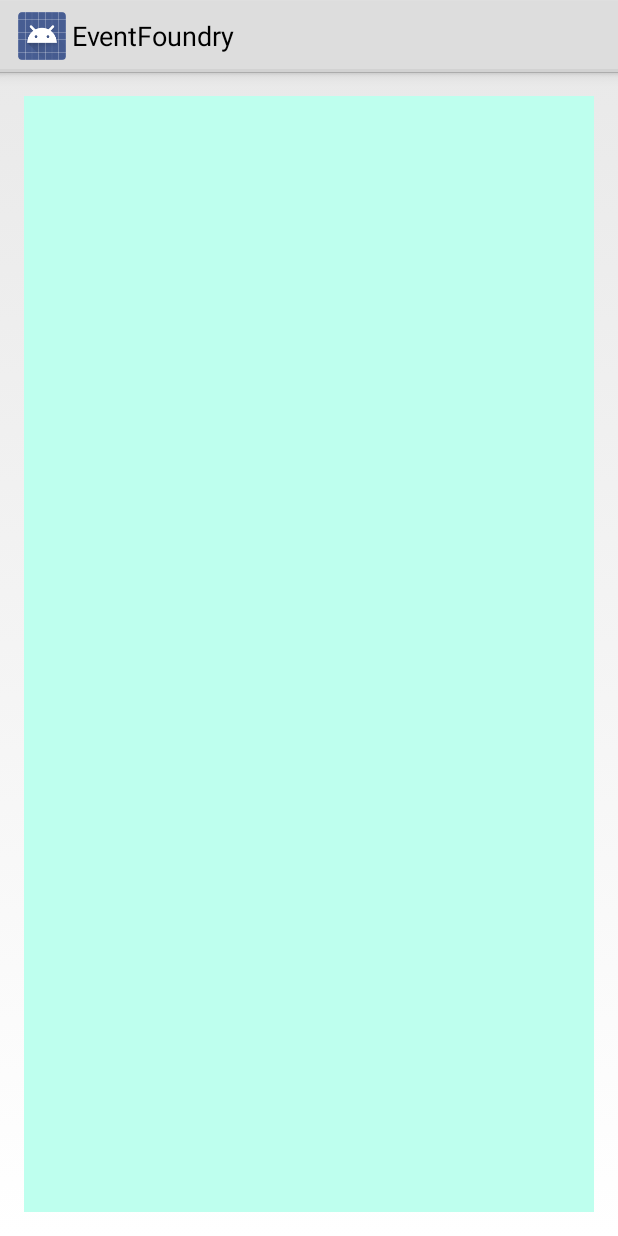
After one commit to Kingram91/SENIOR_PROJECT, an Android app: the layout activity_search_results.xml on its own in the app's theme, with its tools: preview values and no code run, on a phone screen of 412 x 824 dp. The commit adds this screen. Run offline under Robolectric (Android 15) with nearby library versions, the phone set to English and light mode, and no system bars.

Commit message:
Added a the search interface

```diff
--- /dev/null
+++ b/EventFoundryAndroid/EventFoundry/app/src/main/res/layout/activity_search_results.xml
@@ -0,0 +1,16 @@
+<RelativeLayout xmlns:android="http://schemas.android.com/apk/res/android"
+    xmlns:tools="http://schemas.android.com/tools"
+    android:layout_width="match_parent"
+    android:layout_height="match_parent"
+    android:paddingLeft="@dimen/activity_horizontal_margin"
+    android:paddingRight="@dimen/activity_horizontal_margin"
+    android:paddingTop="@dimen/activity_vertical_margin"
+    android:paddingBottom="@dimen/activity_vertical_margin"
+    tools:context="com.seniorproject.eventfoundry.eventfoundry.SearchResultsActivity">
+
+    <TextView
+        android:layout_width="match_parent"
+        android:layout_height="match_parent"
+        android:background="#ffbeffee" />
+
+</RelativeLayout>
--- a/EventFoundryAndroid/EventFoundry/app/src/main/res/menu/my_main.xml
+++ b/EventFoundryAndroid/EventFoundry/app/src/main/res/menu/my_main.xml
@@ -4,7 +4,8 @@
     <item android:id="@+id/action_search"
         android:icon="@drawable/ic_action_search"
         android:title="@string/action_search"
-        android:showAsAction="always" />
+        android:showAsAction="collapseActionView|ifRoom"
+        android:actionViewClass="android.widget.SearchView"/>
     <item android:id="@+id/action_settings"
         android:title="@string/action_settings"
         android:icon="@drawable/ic_action_settings"
--- a/EventFoundryAndroid/EventFoundry/app/src/main/res/values/strings.xml
+++ b/EventFoundryAndroid/EventFoundry/app/src/main/res/values/strings.xml
@@ -11,5 +11,7 @@
     <string name="action_search">Search</string>
     <string name="action_share">Share</string>
     <string name="action_settings">Settings</string>
+    <string name="title_activity_search_results">SearchResultsActivity</string>
+    <string name="search_hint">What are you looking for?</string>
 
 </resources>
--- /dev/null
+++ b/EventFoundryAndroid/EventFoundry/app/src/main/res/xml/searchable.xml
@@ -0,0 +1,5 @@
+<?xml version="1.0" encoding="utf-8" ?>
+
+<searchable xmlns:android="http://schemas.android.com/apk/res/android"
+    android:label="@string/app_name"
+    android:hint="@string/search_hint" />
```
Also changed, not shown: EventFoundryAndroid/EventFoundry/app/build.gradle (+5 -5 lines), EventFoundryAndroid/EventFoundry/app/src/main/AndroidManifest.xml (+17 -4 lines), EventFoundryAndroid/EventFoundry/app/src/main/java/com/seniorproject/eventfoundry/eventfoundry/MyMainActivity.java (+17 -6 lines), EventFoundryAndroid/EventFoundry/app/src/main/java/com/seniorproject/eventfoundry/eventfoundry/SearchResultsActivity.java (added, +49 -0 lines), EventFoundryAndroid/EventFoundry/app/src/main/res/menu/search_results.xml (added, +8 -0 lines), 1 other file.
